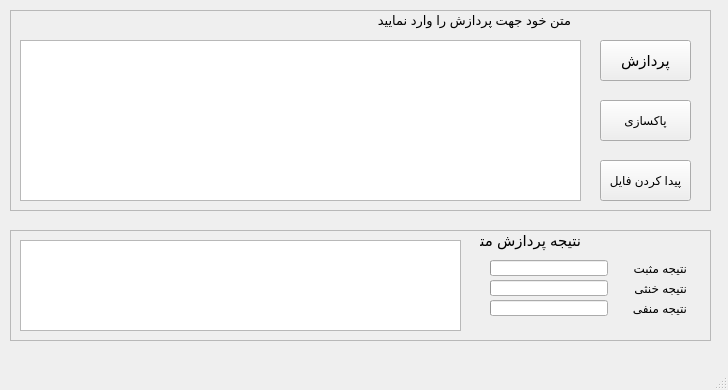
First picture: the form in sentiment_analysis.ui, repository hossein-fallah/NLP-sentiment-analysis-by-text-GUi, before the edit.
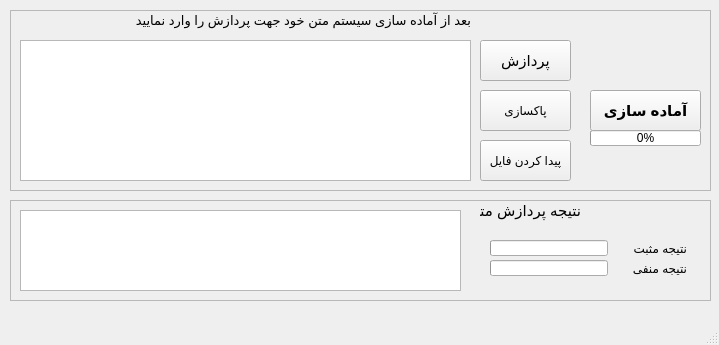
Second picture: the form after the edit.

Commit message: main algoritm added

What changed in the file:
```diff
--- a/sentiment_analysis.ui
+++ b/sentiment_analysis.ui
@@ -9,8 +9,8 @@
    <rect>
     <x>0</x>
     <y>0</y>
-    <width>728</width>
-    <height>390</height>
+    <width>719</width>
+    <height>345</height>
    </rect>
   </property>
   <property name="windowTitle">
@@ -23,7 +23,7 @@
       <x>10</x>
       <y>10</y>
       <width>701</width>
-      <height>201</height>
+      <height>181</height>
      </rect>
     </property>
     <property name="frameShape">
@@ -38,7 +38,7 @@
      </property>
      <property name="geometry">
       <rect>
-       <x>590</x>
+       <x>470</x>
        <y>30</y>
        <width>91</width>
        <height>41</height>
@@ -69,9 +69,9 @@
     <widget class="QLabel" name="label">
      <property name="geometry">
       <rect>
-       <x>330</x>
+       <x>110</x>
        <y>0</y>
-       <width>231</width>
+       <width>351</width>
        <height>20</height>
       </rect>
      </property>
@@ -84,14 +84,14 @@
       <enum>Qt::RightToLeft</enum>
      </property>
      <property name="text">
-      <string>متن خود جهت پردازش را وارد نمایید</string>
+      <string>بعد از آماده سازی سیستم متن خود جهت پردازش را وارد نمایید</string>
      </property>
     </widget>
     <widget class="QPushButton" name="browse">
      <property name="geometry">
       <rect>
-       <x>590</x>
-       <y>150</y>
+       <x>470</x>
+       <y>130</y>
        <width>91</width>
        <height>41</height>
       </rect>
@@ -110,8 +110,8 @@
       <rect>
        <x>10</x>
        <y>30</y>
-       <width>561</width>
-       <height>161</height>
+       <width>451</width>
+       <height>141</height>
       </rect>
      </property>
      <property name="font">
@@ -130,8 +130,8 @@
     <widget class="QPushButton" name="clean">
      <property name="geometry">
       <rect>
-       <x>590</x>
-       <y>90</y>
+       <x>470</x>
+       <y>80</y>
        <width>91</width>
        <height>41</height>
       </rect>
@@ -145,14 +145,63 @@
       <string>پاکسازی</string>
      </property>
     </widget>
+    <widget class="QPushButton" name="Preparation">
+     <property name="enabled">
+      <bool>true</bool>
+     </property>
+     <property name="geometry">
+      <rect>
+       <x>580</x>
+       <y>80</y>
+       <width>111</width>
+       <height>41</height>
+      </rect>
+     </property>
+     <property name="font">
+      <font>
+       <family>Arial</family>
+       <pointsize>11</pointsize>
+       <weight>75</weight>
+       <bold>true</bold>
+      </font>
+     </property>
+     <property name="layoutDirection">
+      <enum>Qt::RightToLeft</enum>
+     </property>
+     <property name="autoFillBackground">
+      <bool>false</bool>
+     </property>
+     <property name="text">
+      <string>آماده سازی</string>
+     </property>
+     <property name="autoDefault">
+      <bool>false</bool>
+     </property>
+     <property name="default">
+      <bool>false</bool>
+     </property>
+    </widget>
+    <widget class="QProgressBar" name="progressBar">
+     <property name="geometry">
+      <rect>
+       <x>580</x>
+       <y>120</y>
+       <width>111</width>
+       <height>16</height>
+      </rect>
+     </property>
+     <property name="value">
+      <number>0</number>
+     </property>
+    </widget>
    </widget>
    <widget class="QFrame" name="frame_2">
     <property name="geometry">
      <rect>
       <x>10</x>
-      <y>230</y>
+      <y>200</y>
       <width>701</width>
-      <height>111</height>
+      <height>101</height>
      </rect>
     </property>
     <property name="frameShape">
@@ -167,7 +216,7 @@
        <x>10</x>
        <y>10</y>
        <width>441</width>
-       <height>91</height>
+       <height>81</height>
       </rect>
      </property>
      <property name="font">
@@ -186,7 +235,7 @@
      <property name="geometry">
       <rect>
        <x>610</x>
-       <y>30</y>
+       <y>40</y>
        <width>67</width>
        <height>17</height>
       </rect>
@@ -199,7 +248,7 @@
      <property name="geometry">
       <rect>
        <x>480</x>
-       <y>70</y>
+       <y>60</y>
        <width>118</width>
        <height>16</height>
       </rect>
@@ -218,7 +267,7 @@
      <property name="geometry">
       <rect>
        <x>480</x>
-       <y>30</y>
+       <y>40</y>
        <width>118</width>
        <height>16</height>
       </rect>
@@ -240,7 +289,7 @@
      <property name="geometry">
       <rect>
        <x>610</x>
-       <y>70</y>
+       <y>60</y>
        <width>67</width>
        <height>17</height>
       </rect>
@@ -271,38 +320,6 @@
       <string>نتیجه پردازش متن:</string>
      </property>
     </widget>
-    <widget class="QLabel" name="khonsa_lable">
-     <property name="geometry">
-      <rect>
-       <x>610</x>
-       <y>50</y>
-       <width>67</width>
-       <height>17</height>
-      </rect>
-     </property>
-     <property name="text">
-      <string>نتیجه خنثی</string>
-     </property>
-    </widget>
-    <widget class="QProgressBar" name="khonsa">
-     <property name="geometry">
-      <rect>
-       <x>480</x>
-       <y>50</y>
-       <width>118</width>
-       <height>16</height>
-      </rect>
-     </property>
-     <property name="value">
-      <number>0</number>
-     </property>
-     <property name="textVisible">
-      <bool>false</bool>
-     </property>
-     <property name="format">
-      <string/>
-     </property>
-    </widget>
    </widget>
   </widget>
   <widget class="QMenuBar" name="menubar">
```
Left out of the diff: 2 changed lines with no effect on the pictures. The commit also changes 1 other file.
